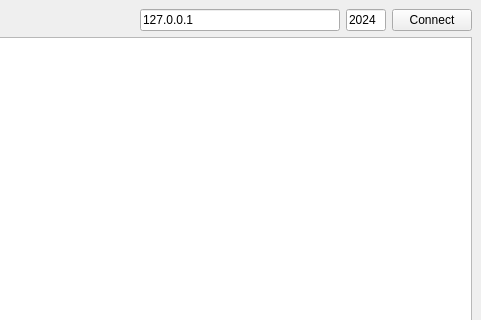
shurk4/DoorPhone, file ClientPC/mainwindow.ui: the form before one commit; both pictures show x 319 to 800 and y 0 to 320 of the 800 by 600 pixel window.
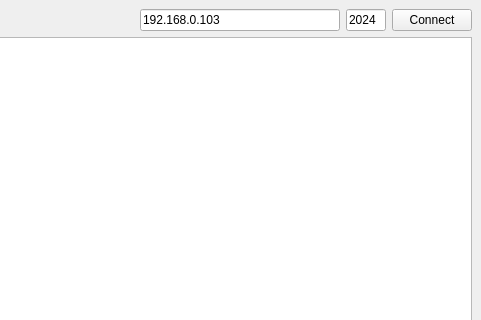
The form after the commit.

Patch:
```diff
--- a/ClientPC/mainwindow.ui
+++ b/ClientPC/mainwindow.ui
@@ -39,7 +39,7 @@
          </size>
         </property>
         <property name="text">
-         <string>127.0.0.1</string>
+         <string>192.168.0.103</string>
         </property>
        </widget>
       </item>
```
